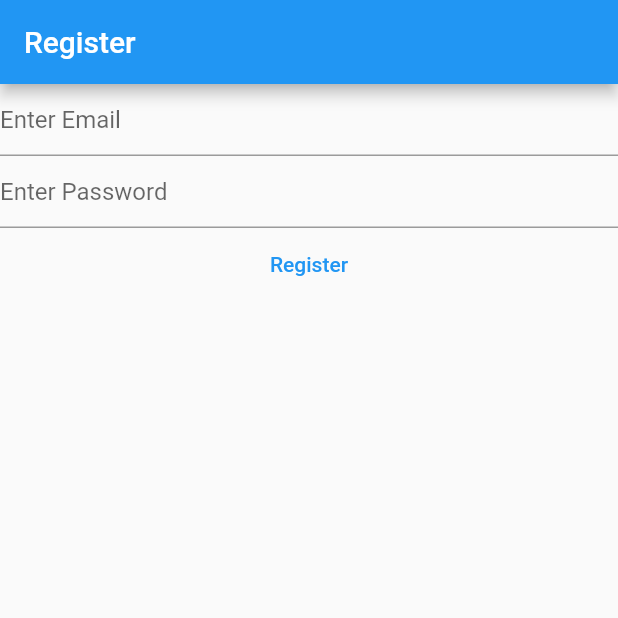
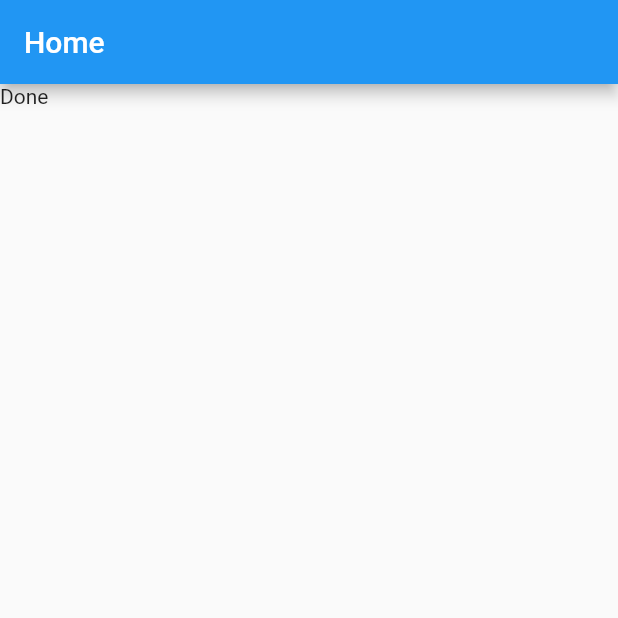
Before and after one commit to MohamedAlkindi/Notetaking-android-app, a Flutter app: the screen it shows after launch, on a phone screen of 412 x 824 dp, the top half of it. Run offline on Flutter 3.47's test engine with Material 2 defaults, Android fonts, the phone set to English and light mode, and no system bars; our stand-ins replace firebase_auth, firebase_core; accounts and stored records are empty.

Commit message:
Added a homepage that initialize firebase. and added a view for it.

```diff
--- /dev/null
+++ b/lib/View/homepage_view.dart
@@ -0,0 +1,52 @@
+// Main focus of this widget is to initialize the firebase once and for all views.
+import 'package:firebase_auth/firebase_auth.dart';
+import 'package:firebase_core/firebase_core.dart';
+import 'package:flutter/material.dart';
+
+import '../firebase_options.dart';
+
+class HomePage extends StatelessWidget {
+  const HomePage({super.key});
+
+  @override
+  Widget build(BuildContext context) {
+    // To create app bars and materials and such use Scaffold.
+    return Scaffold(
+      // Shows on top of the app and make an instance of it.
+      appBar: AppBar(
+        // The text that'll show on the appBar.
+        title: const Text('Home'),
+      ),
+
+      // 'Body' is anything inside that white area 'Canvas u might say'.
+      // FutureBuilder is something that based on a condition will build the Widgets.
+      body: FutureBuilder(
+        future: Firebase.initializeApp(
+            options: DefaultFirebaseOptions.currentPlatform),
+
+        // snapshot is a state, u can get the result of the future using it.
+        builder: (context, snapshot) {
+          switch (snapshot.connectionState) {
+            // If the ConnectionState returned 'Done'...
+            case ConnectionState.done:
+              final user = FirebaseAuth.instance.currentUser;
+
+              // Creating a boolean value that'll make sure that a user is not null and is signed in.
+              final emailVerified = user?.emailVerified ?? false;
+
+              if (emailVerified) {
+                print('u r a verified user');
+              } else {
+                print('not verified');
+              }
+              return const Text('Done');
+
+            // Otherwise return the text 'Loading'.
+            default:
+              return const Text('Loading...');
+          }
+        },
+      ),
+    );
+  }
+}
--- a/lib/View/Register_View/register_view.dart
+++ b/lib/View/login_view.dart
@@ -7,17 +7,18 @@ import 'package:firebase_core/firebase_core.dart';
 import 'package:firebase_auth/firebase_auth.dart';
 
 // Use this to initialize the firebase.
-import '../../firebase_options.dart';
+import '../firebase_options.dart';
 
-class RegisterView extends StatefulWidget {
-  const RegisterView({super.key});
+// Use stf to quickly create a stateful widget.
+class LoginView extends StatefulWidget {
+  const LoginView({super.key});
 
   @override
-  State<RegisterView> createState() => _RegisterViewState();
+  State<LoginView> createState() => _LoginViewState();
 }
 
-class _RegisterViewState extends State<RegisterView> {
-// Creating 2 TextEditingController which takes whatever input inside a textfield.
+class _LoginViewState extends State<LoginView> {
+  // Creating 2 TextEditingController which takes whatever input inside a textfield.
   // Declaring a variable as late make sure that the variables will have values, but in the future.
   late final TextEditingController _email;
   late final TextEditingController _password;
@@ -44,7 +45,7 @@ class _RegisterViewState extends State<RegisterView> {
       // Shows on top of the app and make an instance of it.
       appBar: AppBar(
         // The text that'll show on the appBar.
-        title: const Text('Register'),
+        title: const Text('Login'),
       ),
 
       // 'Body' is anything inside that white area 'Canvas u might say'.
@@ -98,22 +99,21 @@ class _RegisterViewState extends State<RegisterView> {
 
                       // Must put await as this is a Future function, again.
                       try {
-                        await FirebaseAuth.instance
-                            .createUserWithEmailAndPassword(
-                                email: inputEmail, password: inputPassword);
-                      } on FirebaseAuthException catch (e) {
-                        if (e.code == 'invalid-email') {
-                          print('Invalid Email.');
-                        } else if (e.code == 'weak-password') {
-                          print('Weak password');
-                        } else if (e.code == 'email-already-in-use') {
-                          print('Email already in use.');
+                        await FirebaseAuth.instance.signInWithEmailAndPassword(
+                            email: inputEmail, password: inputPassword);
+                      } on FirebaseAuthException catch (e) /* Use on ClassName to specify the exception handler. */ {
+                        // always use e.runtimeType to see where the exception is coming from.
+
+                        if (e.code == 'user-not-found') {
+                          print('User not found.');
+                        } else if (e.code == 'wrong-password') {
+                          print('Incorrect email or password');
                         }
                       }
                     },
 
                     // 'child' is anything that u'll put inside the parent element, in this case TextButton is the parent and Text is the child.
-                    child: const Text('Register'),
+                    child: const Text('Login'),
                   ),
                 ],
               );
--- a/lib/main.dart
+++ b/lib/main.dart
@@ -1,8 +1,8 @@
 // Note: if any "Configuration not found" error is there, go to the console website, authorization, and enable the configuration for ur security option "email and password, facebook, apple, twitter.... sign in".
 
 import 'package:flutter/material.dart';
-import 'View/Login_View/login_view.dart';
-import 'View/Register_View/register_view.dart';
+import 'package:notetaking/View/login_view.dart';
+import 'View/homepage_view.dart';
 
 void main() {
   WidgetsFlutterBinding.ensureInitialized();
@@ -15,6 +15,6 @@ void main() {
     ),
 
     // Choose and run the homepage.
-    home: const RegisterView(),
+    home: const HomePage(),
   ));
 }
```
Also changed, not shown: lib/View/register_view.dart (renamed from lib/View/Login_View/login_view.dart, +18 -18 lines), 1 other file.
